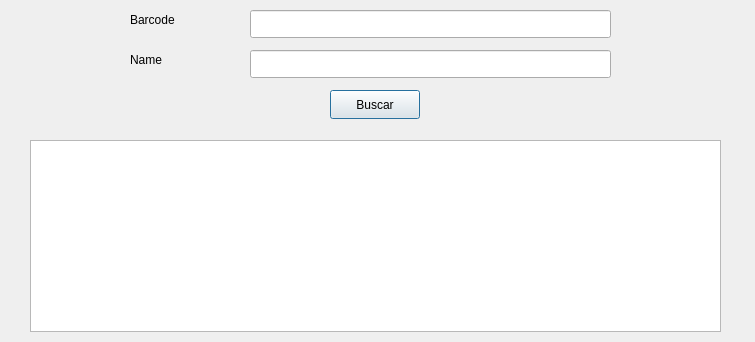
Old version of the form src/dialog/dialog_findproduct.ui in the repository PabloDev2195/Smart_Point_Of_Sale.
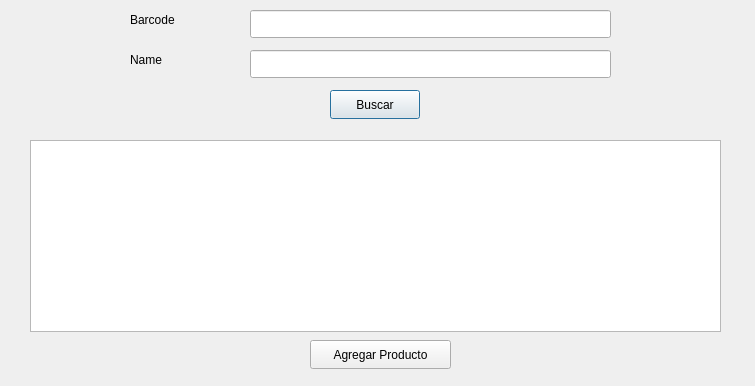
New version of the form.

Commit message: Select product from find dialog to add to the sale

```diff
--- a/src/dialog/dialog_findproduct.ui
+++ b/src/dialog/dialog_findproduct.ui
@@ -7,7 +7,7 @@
     <x>0</x>
     <y>0</y>
     <width>755</width>
-    <height>342</height>
+    <height>386</height>
    </rect>
   </property>
   <property name="windowTitle">
@@ -80,6 +80,22 @@
    </property>
    <property name="text">
     <string>Buscar</string>
+   </property>
+   <property name="default">
+    <bool>true</bool>
+   </property>
+  </widget>
+  <widget class="QPushButton" name="pushButton_AddProduct">
+   <property name="geometry">
+    <rect>
+     <x>310</x>
+     <y>340</y>
+     <width>141</width>
+     <height>29</height>
+    </rect>
+   </property>
+   <property name="text">
+    <string>Agregar Producto</string>
    </property>
   </widget>
  </widget>
```
The commit also changes 2 other files.
